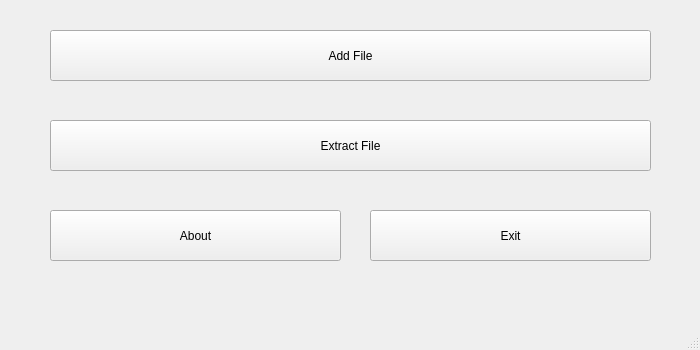
Before: the Qt Designer form QT_SteGUI/Steganography/mainwindow.ui in Ekulok/QTsteganography, drawn with Qt 5.
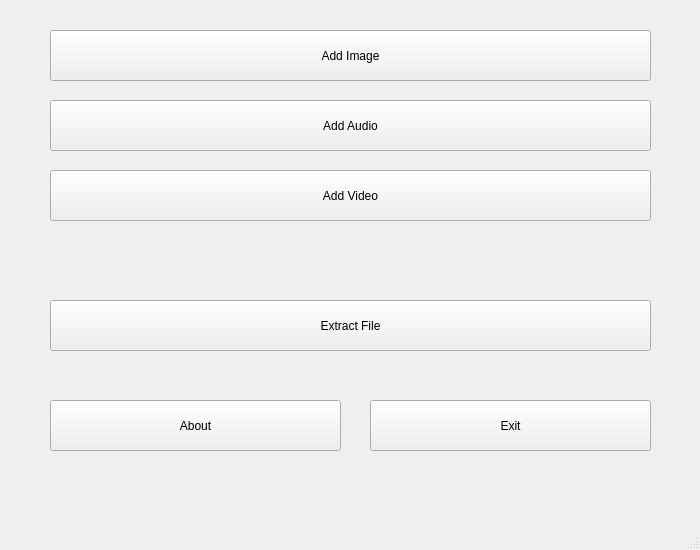
After: the same form once the commit is applied.

What changed in the file:
```diff
--- a/QT_SteGUI/Steganography/mainwindow.ui
+++ b/QT_SteGUI/Steganography/mainwindow.ui
@@ -7,19 +7,19 @@
     <x>0</x>
     <y>0</y>
     <width>700</width>
-    <height>350</height>
+    <height>550</height>
    </rect>
   </property>
   <property name="minimumSize">
    <size>
     <width>700</width>
-    <height>350</height>
+    <height>550</height>
    </size>
   </property>
   <property name="maximumSize">
    <size>
     <width>700</width>
-    <height>350</height>
+    <height>550</height>
    </size>
   </property>
   <property name="windowTitle">
@@ -36,14 +36,14 @@
      </rect>
     </property>
     <property name="text">
-     <string>Add File</string>
+     <string>Add Image</string>
     </property>
    </widget>
    <widget class="QPushButton" name="pushButton_2">
     <property name="geometry">
      <rect>
       <x>50</x>
-      <y>120</y>
+      <y>300</y>
       <width>601</width>
       <height>51</height>
      </rect>
@@ -56,7 +56,7 @@
     <property name="geometry">
      <rect>
       <x>50</x>
-      <y>210</y>
+      <y>400</y>
       <width>291</width>
       <height>51</height>
      </rect>
@@ -69,7 +69,7 @@
     <property name="geometry">
      <rect>
       <x>370</x>
-      <y>210</y>
+      <y>400</y>
       <width>281</width>
       <height>51</height>
      </rect>
@@ -78,6 +78,32 @@
      <string>Exit</string>
     </property>
    </widget>
+   <widget class="QPushButton" name="pushButton_5">
+    <property name="geometry">
+     <rect>
+      <x>50</x>
+      <y>100</y>
+      <width>601</width>
+      <height>51</height>
+     </rect>
+    </property>
+    <property name="text">
+     <string>Add Audio</string>
+    </property>
+   </widget>
+   <widget class="QPushButton" name="pushButton_6">
+    <property name="geometry">
+     <rect>
+      <x>50</x>
+      <y>170</y>
+      <width>601</width>
+      <height>51</height>
+     </rect>
+    </property>
+    <property name="text">
+     <string>Add Video</string>
+    </property>
+   </widget>
   </widget>
   <widget class="QMenuBar" name="menubar">
    <property name="geometry">
```
